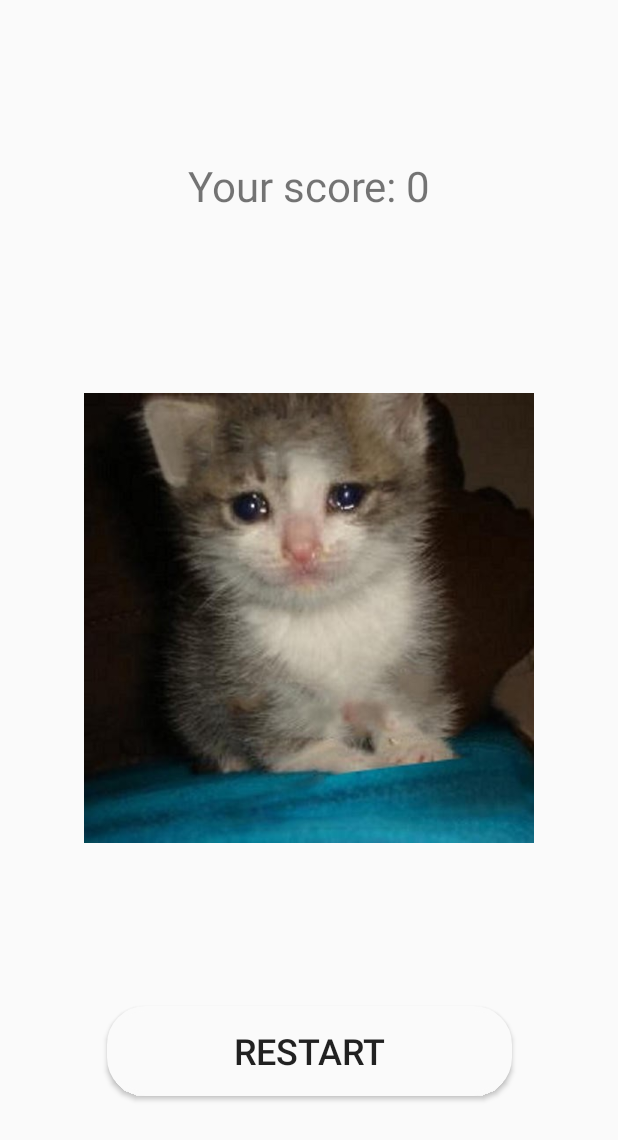
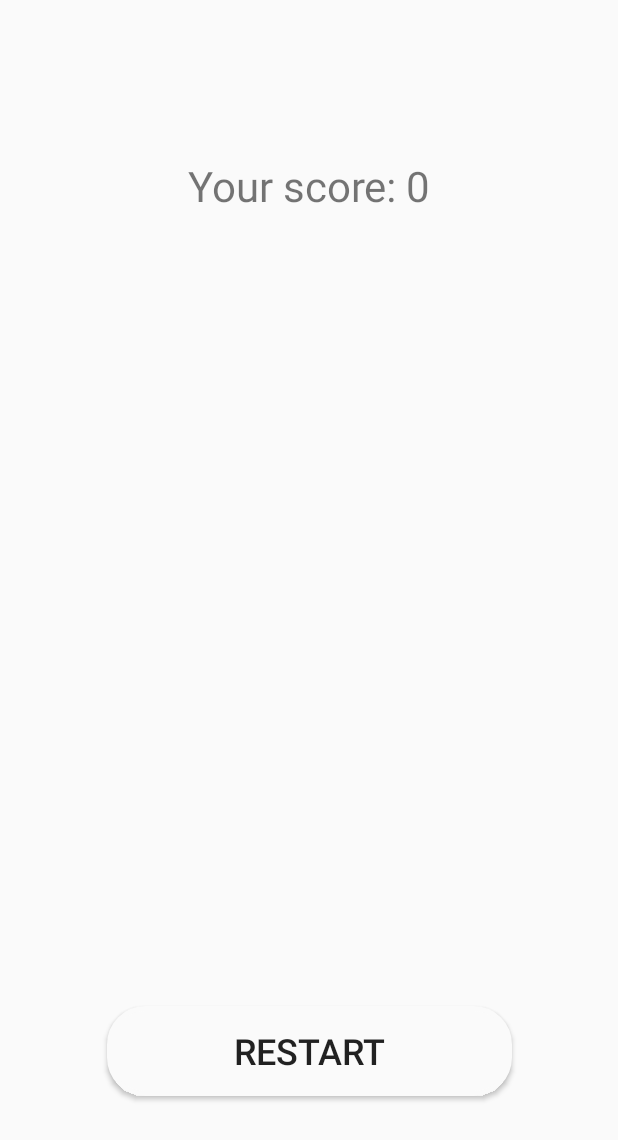
Before and after one commit to Posfay/Simon-Taps-App, an Android app: the EndScreenActivity screen opened directly, with no data from a screen before it, on a phone screen of 412 x 824 dp. Shown: the top 1140 px of the screen. Run offline under Robolectric (Android 15) with nearby library versions, the phone set to English and light mode, and no system bars.

Commit message:
v.1.8.6 endgame coupon

```diff
--- a/app/build.gradle
+++ b/app/build.gradle
@@ -7,7 +7,7 @@ android {
         minSdkVersion 23
         targetSdkVersion 28
         versionCode 1
-        versionName "1.8.5"
+        versionName "1.8.6"
         testInstrumentationRunner "androidx.test.runner.AndroidJUnitRunner"
     }
     buildTypes {
--- a/app/src/main/java/hu/simon/taps/activities/EndScreenActivity.java
+++ b/app/src/main/java/hu/simon/taps/activities/EndScreenActivity.java
@@ -45,17 +45,17 @@ public class EndScreenActivity extends AppCompatActivity implements AsyncRespons
 
   Button restartButton;
   TextView resultText;
-  ImageView resultImage;
+  TextView couponText;
 
   long successfulRounds;
   long offlineTime = 0;
   long colourCode;
 
-  boolean win;
   boolean exitCondition = false;
 
   String roomId;
   String playerId;
+  String coupon;
 
   Handler getStateTimerHandler = new Handler();
 
@@ -75,7 +75,7 @@ public class EndScreenActivity extends AppCompatActivity implements AsyncRespons
     ScreenUtil.setFlags(this, this);
 
     resultText = findViewById(R.id.result);
-    resultImage = findViewById(R.id.resultImage);
+    couponText = findViewById(R.id.coupon);
 
     restartButton = findViewById(R.id.restartButton);
     restartButton.setOnClickListener(new View.OnClickListener() {
@@ -89,13 +89,14 @@ public class EndScreenActivity extends AppCompatActivity implements AsyncRespons
 
     client = new OkHttpClient();
 
-    win = getIntent().getBooleanExtra("win", false);
     successfulRounds = getIntent().getLongExtra("successfulRounds", 0);
     colourCode = getIntent().getLongExtra("playerColourCode", 0);
+    coupon = getIntent().getStringExtra("couponCode");
     playerId = getIntent().getStringExtra("EXTRA_PLAYER_ID");
     roomId = getIntent().getStringExtra("EXTRA_ROOM_ID");
 
     setResultText();
+    couponText.setText(coupon);
     restartButtonColour();
   }
 
@@ -150,15 +151,6 @@ public class EndScreenActivity extends AppCompatActivity implements AsyncRespons
 
   public void setResultText() {
 
-    Resources res = getResources();
-
-    if (win) {
-
-      resultText.setText(getString(R.string.score) + successfulRounds);
-
-      resultImage.setImageDrawable(res.getDrawable(R.drawable.godfathercat));
-    } else {
-
     resultText.setText(getString(R.string.score) + successfulRounds);
 
     if (successfulRounds >= 8) {
@@ -195,9 +187,6 @@ public class EndScreenActivity extends AppCompatActivity implements AsyncRespons
 
       resultText.setText(
           getString(R.string.pos7) + "\n" + getString(R.string.score) + successfulRounds);
-      }
-
-      resultImage.setImageResource(R.drawable.cryingcat);
     }
   }
 
--- a/app/src/main/java/hu/simon/taps/utils/ServerUtil.java
+++ b/app/src/main/java/hu/simon/taps/utils/ServerUtil.java
@@ -45,7 +45,7 @@ public class ServerUtil {
     STATUS("status"), NUMBER_OF_PLAYERS("numberOfPlayers"), LEFT("left"), TILE_ID(
         "tileId"), PATTERN(
             "pattern"), REASON("reason"), GAME_STATE("gameState"), COMPATIBLE(
-                "compatible"), NUMBER_OF_RESTART_PLAYERS("numberOfRestartPlayers");
+                "compatible"), NUMBER_OF_RESTART_PLAYERS("numberOfRestartPlayers"), COUPON("coupon");
 
     private String value;
 
@@ -76,7 +76,7 @@ public class ServerUtil {
 
   public enum State {
     WAITING("1_waiting"), PREPARING("2_preparing"), SHOWING_PATTERN("3_showing_pattern"), PLAYING(
-        "4_playing"), SUCCESSFUL_END("5_successful_end"), FAIL_END("5_fail_end");
+        "4_playing"), END("5_end");
 
     private String value;
 
--- a/app/src/main/res/layout/activity_end_screen.xml
+++ b/app/src/main/res/layout/activity_end_screen.xml
@@ -52,16 +52,15 @@
         app:layout_constraintTop_toTopOf="@id/firstHorizontalGuideline"
         android:gravity="center_horizontal"/>
 
-    <ImageView
-        android:id="@+id/resultImage"
-        android:layout_width="300dp"
-        android:layout_height="300dp"
-        android:contentDescription="@string/result_picture"
-        app:layout_constraintBottom_toBottomOf="@id/secondHorizontalGuideline"
-        app:layout_constraintEnd_toEndOf="@id/thirdVerticalGuideline"
-        app:layout_constraintStart_toStartOf="@id/thirdVerticalGuideline"
-        app:layout_constraintTop_toTopOf="@id/secondHorizontalGuideline"
-        app:srcCompat="@drawable/godfathercat" />
+    <TextView
+        android:id="@+id/coupon"
+        android:layout_width="wrap_content"
+        android:layout_height="wrap_content"
+        android:textSize="28dp"
+        app:layout_constraintBottom_toBottomOf="parent"
+        app:layout_constraintEnd_toEndOf="parent"
+        app:layout_constraintStart_toStartOf="parent"
+        app:layout_constraintTop_toTopOf="parent" />
 
     <Button
         android:id="@+id/restartButton"
--- a/app/src/main/res/xml/preference_main.xml
+++ b/app/src/main/res/xml/preference_main.xml
@@ -28,6 +28,10 @@
             android:title="@string/vibration_title"
             android:defaultValue="true"/>
 
+        <Preference
+            android:key="coupons"
+            android:title="Coupons"/>
+
     </PreferenceCategory>
 
     <PreferenceCategory android:title="@string/other_category">
```
Also changed, not shown: app/src/main/java/hu/simon/taps/activities/GameActivity.java (+7 -20 lines), app/src/main/java/hu/simon/taps/fragments/SettingsFragment.java (+55 -0 lines), app/src/main/res/drawable/cryingcat.jpg (deleted), app/src/main/res/drawable/godfathercat.jpg (deleted). Lines whose indentation alone changed are shown as unchanged.
